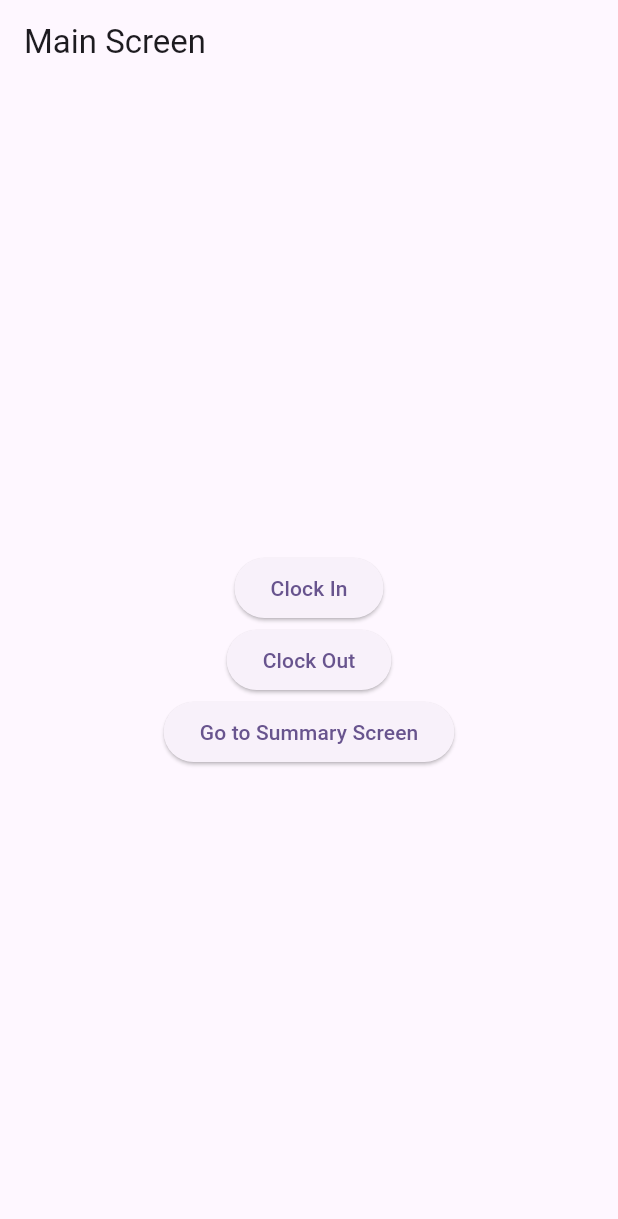
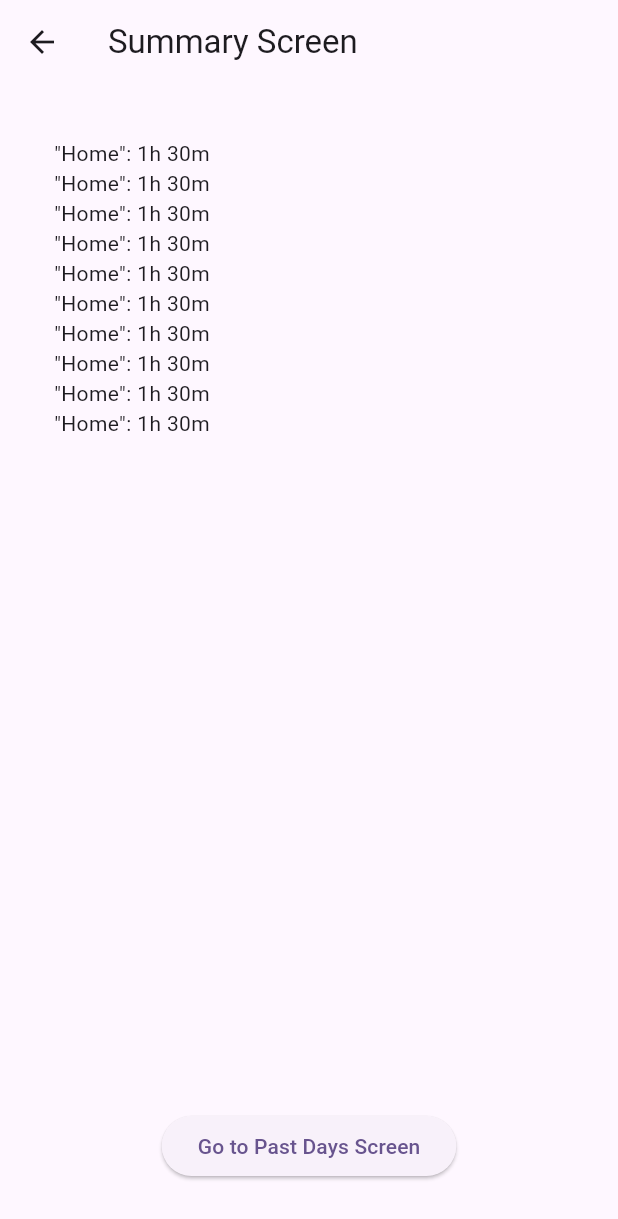
Before and after one commit to draxexx/location_tracking_app, a Flutter app: the screen it shows after launch, after a tap on "Go to Summary Screen", on a phone screen of 412 x 824 dp. Shown: the top 1219 px of the screen. Run offline on Flutter 3.47's test engine with Material 3 defaults, Android fonts, the phone set to English and light mode, and no system bars; our stand-ins replace equatable, get_it, hive, hive_flutter; accounts and stored records are empty.

Commit message:
create basic ui

```diff
--- /dev/null
+++ b/lib/core/layouts/base_screen_layout.dart
@@ -0,0 +1,22 @@
+import 'package:flutter/material.dart';
+
+class BaseScreenLayout extends StatelessWidget {
+  const BaseScreenLayout({
+    super.key,
+    required this.title,
+    required this.child,
+    this.padding = 36,
+  });
+
+  final String title;
+  final Widget child;
+  final double padding;
+
+  @override
+  Widget build(BuildContext context) {
+    return Scaffold(
+      appBar: AppBar(title: Text(title)),
+      body: Padding(padding: EdgeInsets.all(padding), child: child),
+    );
+  }
+}
--- a/lib/main.dart
+++ b/lib/main.dart
@@ -1,7 +1,7 @@
 import 'package:flutter/material.dart';
 import 'package:location_tracking_app/core/init/application_initialize.dart';
 import 'package:location_tracking_app/providers/location_track_day_provider.dart';
-import 'package:location_tracking_app/screens/main_screen.dart';
+import 'package:location_tracking_app/screens/main_screen/main_screen.dart';
 import 'package:provider/provider.dart';
 
 void main() async {
--- a/lib/screens/main_screen.dart
+++ b/lib/screens/main_screen/main_screen.dart
@@ -1,21 +1,30 @@
 import 'package:flutter/material.dart';
+import 'package:location_tracking_app/core/layouts/base_screen_layout.dart';
+import 'package:location_tracking_app/screens/summary_screen/summary_screen.dart';
 
 class MainScreen extends StatelessWidget {
   const MainScreen({super.key});
 
   @override
   Widget build(BuildContext context) {
-    return Scaffold(
-      appBar: AppBar(title: Text('Main Screen')),
-      body: Center(
+    return BaseScreenLayout(
+      title: "Main Screen",
+      child: Center(
         child: Column(
           mainAxisAlignment: MainAxisAlignment.center,
           children: [
             ElevatedButton(onPressed: () {}, child: const Text('Clock In')),
             ElevatedButton(onPressed: () {}, child: const Text('Clock Out')),
             ElevatedButton(
+              onPressed: () {},
+              child: const Text('Save Location'),
+            ),
+            ElevatedButton(
               onPressed: () {
-                Navigator.pushNamed(context, '/summary');
+                Navigator.push(
+                  context,
+                  MaterialPageRoute(builder: (context) => SummaryScreen()),
+                );
               },
               child: Text('Go to Summary Screen'),
             ),
--- /dev/null
+++ b/lib/screens/past_days_screen/past_days_screen.dart
@@ -0,0 +1,17 @@
+import 'package:flutter/material.dart';
+import 'package:location_tracking_app/core/layouts/base_screen_layout.dart';
+import 'package:location_tracking_app/screens/summary_screen/widgets/summary_items.dart';
+
+part 'widgets/past_days_items.dart';
+
+class PastDaysScreen extends StatelessWidget {
+  const PastDaysScreen({super.key});
+
+  @override
+  Widget build(BuildContext context) {
+    return BaseScreenLayout(
+      title: "Past Days Screen",
+      child: const _PastDaysItems(),
+    );
+  }
+}
--- /dev/null
+++ b/lib/screens/summary_screen/summary_screen.dart
@@ -0,0 +1,30 @@
+import 'package:flutter/material.dart';
+import 'package:location_tracking_app/core/layouts/base_screen_layout.dart';
+import 'package:location_tracking_app/screens/past_days_screen/past_days_screen.dart';
+import 'package:location_tracking_app/screens/summary_screen/widgets/summary_items.dart';
+
+class SummaryScreen extends StatelessWidget {
+  const SummaryScreen({super.key});
+
+  @override
+  Widget build(BuildContext context) {
+    return BaseScreenLayout(
+      title: "Summary Screen",
+      child: Column(
+        mainAxisAlignment: MainAxisAlignment.center,
+        children: [
+          const Expanded(child: SummaryItems()),
+          ElevatedButton(
+            onPressed: () {
+              Navigator.push(
+                context,
+                MaterialPageRoute(builder: (context) => PastDaysScreen()),
+              );
+            },
+            child: Text('Go to Past Days Screen'),
+          ),
+        ],
+      ),
+    );
+  }
+}
--- /dev/null
+++ b/lib/screens/summary_screen/widgets/summary_items.dart
@@ -0,0 +1,27 @@
+import 'package:flutter/material.dart';
+
+class SummaryItems extends StatelessWidget {
+  const SummaryItems({super.key, this.shrinkWrap = false, this.physics});
+
+  final bool shrinkWrap;
+  final ScrollPhysics? physics;
+
+  @override
+  Widget build(BuildContext context) {
+    return ListView.builder(
+      shrinkWrap: shrinkWrap,
+      physics: physics,
+      itemBuilder: (context, index) => const _SummaryItem(),
+      itemCount: 10,
+    );
+  }
+}
+
+class _SummaryItem extends StatelessWidget {
+  const _SummaryItem();
+
+  @override
+  Widget build(BuildContext context) {
+    return Text("\"Home\": 1h 30m");
+  }
+}
--- /dev/null
+++ b/lib/services/background_location_service.dart
@@ -0,0 +1 @@
+final class BackgroundLocationService {}
```
Also changed, not shown: lib/screens/past_days_screen/widgets/past_days_items.dart (added, +34 -0 lines), lib/screens/summary_screen.dart (deleted, +0 -20 lines).
